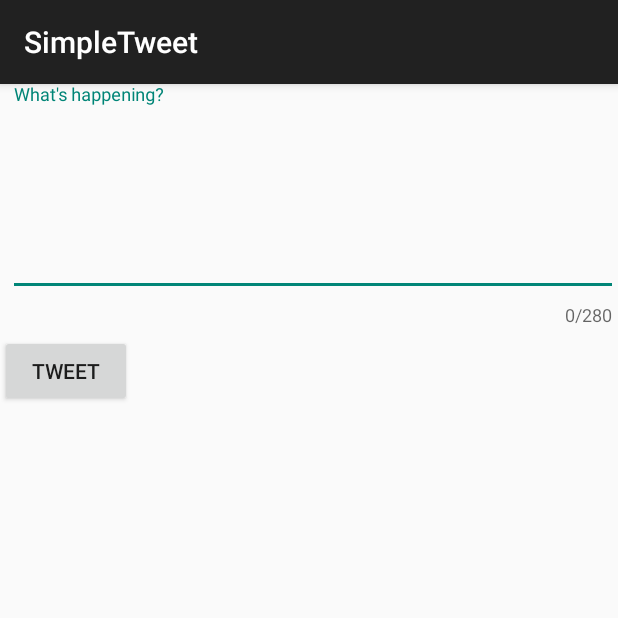
After one commit to raiden8210/SimpleTweet, an Android app: the ComposeActivity screen opened directly, with no data from a screen before it, on a phone screen of 412 x 824 dp, the top half of it. The commit adds this screen. Run offline under Robolectric (Android 15) with nearby library versions, the phone set to English and light mode, and no system bars.

Commit message:
Everything working up to slidedown to update.

```diff
--- a/app/build.gradle
+++ b/app/build.gradle
@@ -50,4 +50,5 @@ dependencies {
     implementation "androidx.room:room-runtime:$room_version"
     annotationProcessor "androidx.room:room-compiler:$room_version"
     implementation 'com.facebook.stetho:stetho:1.5.1'
+    implementation 'androidx.swiperefreshlayout:swiperefreshlayout:1.0.0'
 }
--- a/app/src/main/AndroidManifest.xml
+++ b/app/src/main/AndroidManifest.xml
@@ -13,7 +13,8 @@
         android:icon="@drawable/ic_launcher"
         android:label="@string/app_name"
         android:theme="@style/AppTheme">
-        <activity android:name=".TimelineActivity"></activity>
+        <activity android:name=".ComposeActivity"></activity>
+        <activity android:name=".TimelineActivity" />
         <activity
             android:name=".LoginActivity"
             android:label="@string/app_name"
--- /dev/null
+++ b/app/src/main/java/com/codepath/apps/restclienttemplate/ComposeActivity.java
@@ -0,0 +1,53 @@
+package com.codepath.apps.restclienttemplate;
+
+import androidx.appcompat.app.AppCompatActivity;
+
+import android.os.Bundle;
+import android.view.View;
+import android.widget.Button;
+import android.widget.EditText;
+import android.widget.Toast;
+
+public class ComposeActivity extends AppCompatActivity {
+
+    //Use Android Snackbar
+
+    public static final int MAX_TWEET_LENGTH = 280;
+
+    EditText etCompose;
+    Button btnTweet;
+
+    @Override
+    protected void onCreate(Bundle savedInstanceState) {
+        super.onCreate(savedInstanceState);
+        setContentView(R.layout.activity_compose);
+
+        etCompose = findViewById(R.id.etCompose);
+        btnTweet = findViewById(R.id.btnTweet);
+
+        // Set a click listener on button
+        btnTweet.setOnClickListener(new View.OnClickListener() {
+            @Override
+            public void onClick(View view) {
+
+                //Make sure tweet is not too short or long and notify the user
+                String tweetContent = etCompose.getText().toString();
+
+                if(tweetContent.isEmpty()){
+                    Toast.makeText(ComposeActivity.this, "Your tweet cannot be empty", Toast.LENGTH_LONG).show();
+                    return;
+                }
+                if(tweetContent.length() > MAX_TWEET_LENGTH){
+                    Toast.makeText(ComposeActivity.this, "Your tweet cannot be longer than 140 characters", Toast.LENGTH_LONG).show();
+                    return;
+                }
+
+
+
+                // Make API call once button is clicked to Twitter to publish tweet
+
+            }
+        });
+
+    }
+}
--- /dev/null
+++ b/app/src/main/res/layout/activity_compose.xml
@@ -0,0 +1,35 @@
+<?xml version="1.0" encoding="utf-8"?>
+<com.google.android.material.textfield.TextInputLayout
+    xmlns:android="http://schemas.android.com/apk/res/android"
+    xmlns:app="http://schemas.android.com/apk/res-auto"
+    xmlns:tools="http://schemas.android.com/tools"
+    android:layout_width="match_parent"
+    android:layout_height="match_parent"
+    tools:context=".ComposeActivity"
+    app:counterEnabled="true"
+    app:counterMaxLength="280">
+
+    <EditText
+        android:id="@+id/etCompose"
+        android:layout_width="match_parent"
+        android:layout_height="wrap_content"
+        android:layout_alignParentStart="true"
+        android:layout_alignParentTop="true"
+        android:layout_marginStart="5dp"
+        android:layout_marginTop="5dp"
+        android:ems="10"
+        android:gravity="start|top"
+        android:hint="What's happening?"
+        android:inputType="textMultiLine"
+        android:minLines="5" />
+
+    <Button
+        android:id="@+id/btnTweet"
+        android:layout_width="wrap_content"
+        android:layout_height="wrap_content"
+        android:layout_below="@+id/etCompose"
+        android:layout_alignParentEnd="true"
+        android:layout_marginTop="5dp"
+        android:layout_marginEnd="5dp"
+        android:text="@string/tweet" />
+</com.google.android.material.textfield.TextInputLayout>
--- a/app/src/main/res/layout/activity_timeline.xml
+++ b/app/src/main/res/layout/activity_timeline.xml
@@ -1,8 +1,9 @@
 <?xml version="1.0" encoding="utf-8"?>
-<RelativeLayout
+<androidx.swiperefreshlayout.widget.SwipeRefreshLayout
     xmlns:android="http://schemas.android.com/apk/res/android"
     xmlns:app="http://schemas.android.com/apk/res-auto"
     xmlns:tools="http://schemas.android.com/tools"
+    android:id="@+id/swipeContainer"
     android:layout_width="match_parent"
     android:layout_height="match_parent"
     tools:context=".TimelineActivity">
@@ -15,4 +16,4 @@
         android:layout_alignParentTop="true"
         android:layout_marginStart="0dp"
         android:layout_marginTop="0dp" />
-</RelativeLayout>
+</androidx.swiperefreshlayout.widget.SwipeRefreshLayout>
--- a/app/src/main/res/values/strings.xml
+++ b/app/src/main/res/values/strings.xml
@@ -5,5 +5,6 @@
     <string name="login_label">Log in</string>
     <string name="intent_scheme">oauth</string>
     <string name="intent_host">cprest</string>
+    <string name="tweet">Tweet</string>
 
 </resources>
```
Also changed, not shown: app/src/main/java/com/codepath/apps/restclienttemplate/TimelineActivity.java (+72 -0 lines), app/src/main/java/com/codepath/apps/restclienttemplate/TweetsAdapter.java (+15 -0 lines), app/src/main/java/com/codepath/apps/restclienttemplate/models/Tweet.java (+48 -0 lines), app/src/main/res/layout/item_tweet.xml (+9 -0 lines), app/src/main/res/menu/menu_main.xml (added, +10 -0 lines).
